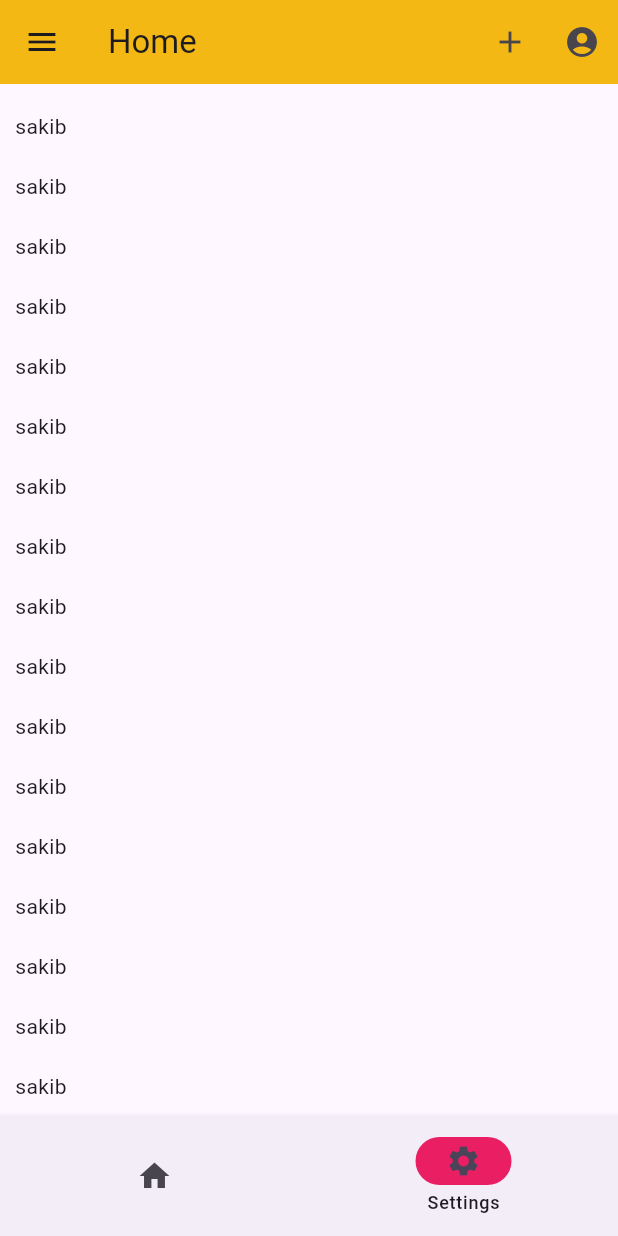
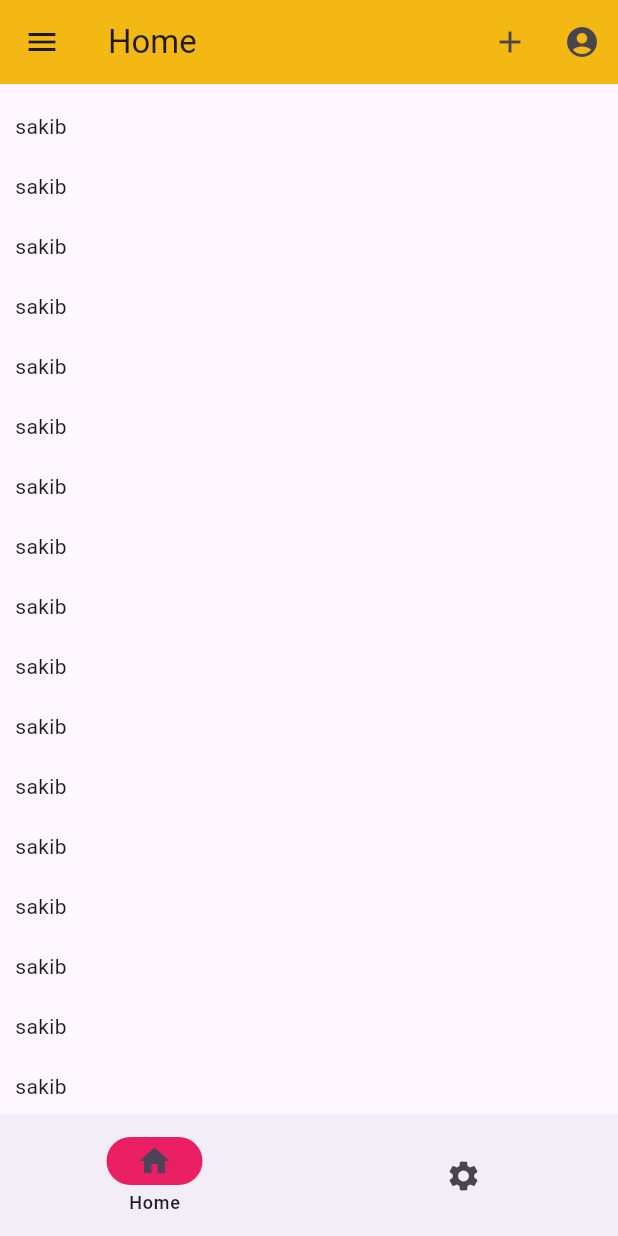
Before and after one commit to SAKIB0004/ostad_batch_8, a Flutter app: the screen it shows after launch, scrolled down 432 dp, after a tap on the "add" icon, on a phone screen of 412 x 824 dp. Run offline on Flutter 3.47's test engine with Material 3 defaults, Android fonts, the phone set to English and light mode, and no system bars.

Commit message:
Drawer, navigation bar, bottom navigation bar, listview,listview builder, singleChildScrollView, ScrollBar

```diff
--- a/lib/main.dart
+++ b/lib/main.dart
@@ -55,7 +55,9 @@ class home extends StatelessWidget {
         title: Text("Home"),
         backgroundColor: Colors.amber,
         actions: [
-          IconButton(onPressed: () {}, icon: Icon(Icons.add)),
+          IconButton(onPressed: () {
+            print("Added");
+          }, icon: Icon(Icons.add)),
           IconButton(onPressed: () {}, icon: Icon(Icons.account_circle)),
         ],
       ),
@@ -86,7 +88,7 @@ class home extends StatelessWidget {
         ],
       ),*/
       bottomNavigationBar: NavigationBar(
-        selectedIndex: 1,
+        selectedIndex: 0,
         onDestinationSelected: (int index) {},
         indicatorColor: Colors.pink,
         //surfaceTintColor: Colors.blue,
```
